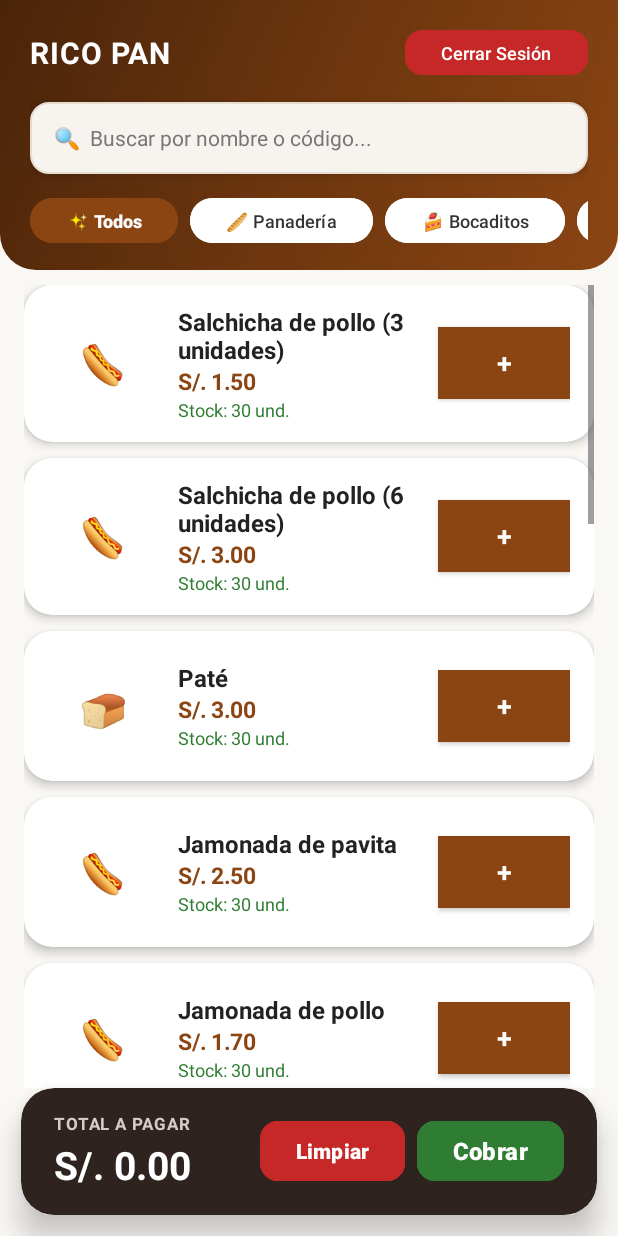
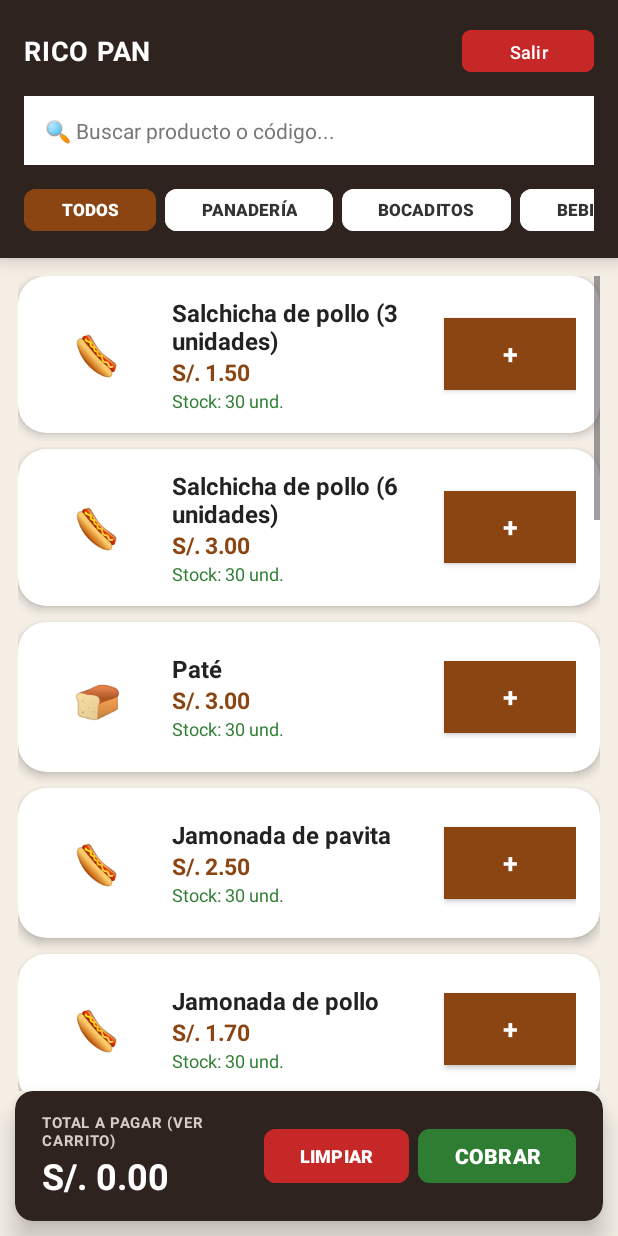
Before and after one commit to biacm00/Ricopanventas, an Android app: the VentasActivity screen opened directly, with no data from a screen before it, on a phone screen of 412 x 824 dp. Run offline under Robolectric (Android 15) with nearby library versions, the phone set to English and light mode, and no system bars.

Commit message:
Aplicar diseño BlockStar con bloques solidos geometricos y alta definicion en la pantalla de ventas

```diff
--- a/Ricopan_ventas/app/src/main/res/layout/activity_ventas.xml
+++ b/Ricopan_ventas/app/src/main/res/layout/activity_ventas.xml
@@ -3,71 +3,64 @@
     xmlns:app="http://schemas.android.com/apk/res-auto"
     android:layout_width="match_parent"
     android:layout_height="match_parent"
-    android:background="#FAF8F5">
+    android:background="#F5EFE6">
 
-    <!-- CABECERA CON GRADIENTE PREMIUM (Igual al Login) -->
-    <View
-        android:id="@+id/viewHeaderBg"
-        android:layout_width="match_parent"
-        android:layout_height="180dp"
-        android:background="@drawable/bg_header_gradient" />
-
+    <!-- BLOQUE DE CABECERA GEOMÉTRICO (Estilo BlockStar) -->
     <LinearLayout
-        android:id="@+id/llHeaderContainer"
+        android:id="@+id/llHeaderBlock"
         android:layout_width="match_parent"
         android:layout_height="wrap_content"
         android:orientation="vertical"
-        android:paddingHorizontal="20dp"
+        android:background="#2E231F"
+        android:paddingHorizontal="16dp"
         android:paddingTop="16dp"
-        android:paddingBottom="12dp">
+        android:paddingBottom="14dp"
+        android:elevation="8dp">
 
-        <!-- TÍTULO Y BOTÓN CERRAR SESIÓN -->
         <LinearLayout
             android:layout_width="match_parent"
             android:layout_height="wrap_content"
             android:orientation="horizontal"
             android:gravity="center_vertical"
-            android:layout_marginBottom="14dp">
+            android:layout_marginBottom="12dp">
 
             <TextView
                 android:id="@+id/tvTituloRol"
                 android:layout_width="0dp"
                 android:layout_height="wrap_content"
                 android:layout_weight="1"
-                android:text="RICO PAN - Vendedor"
-                android:textSize="20sp"
+                android:text="RICO PAN • Vendedor"
+                android:textSize="18sp"
                 android:textStyle="bold"
-                android:textColor="@android:color/white"
+                android:textColor="#FFFFFF"
                 android:letterSpacing="0.03"/>
 
             <Button
                 android:id="@+id/btnCerrarSesion"
                 android:layout_width="wrap_content"
-                android:layout_height="38dp"
-                android:text="Cerrar Sesión"
+                android:layout_height="36dp"
+                android:text="Salir"
                 android:textSize="12sp"
                 android:backgroundTint="#C62828"
                 android:textColor="@android:color/white"
-                app:cornerRadius="12dp"
-                android:elevation="4dp"/>
+                app:cornerRadius="6dp"/>
         </LinearLayout>
 
-        <!-- BUSCADOR ESTILIZADO -->
+        <!-- BUSCADOR BLOQUE -->
         <EditText
             android:id="@+id/etBuscar"
             android:layout_width="match_parent"
-            android:layout_height="48dp"
-            android:background="@drawable/bg_input_field"
-            android:hint="🔍  Buscar por nombre o código..."
+            android:layout_height="46dp"
+            android:background="#FFFFFF"
+            android:hint="🔍 Buscar producto o código..."
             android:textColor="#222222"
             android:textColorHint="#777777"
-            android:paddingHorizontal="16dp"
+            android:paddingHorizontal="14dp"
             android:inputType="text"
             android:textSize="14sp"
-            android:layout_marginBottom="12dp"
-            android:elevation="4dp"/>
+            android:layout_marginBottom="12dp"/>
 
-        <!-- FILTROS POR CATEGORÍA (Pills) -->
+        <!-- FILTROS POR CATEGORÍA BLOCKSTAR -->
         <HorizontalScrollView
             android:layout_width="match_parent"
             android:layout_height="wrap_content"
@@ -81,141 +74,144 @@
                 <Button
                     android:id="@+id/btnFiltroTodos"
                     android:layout_width="wrap_content"
-                    android:layout_height="38dp"
-                    android:text="✨ Todos"
-                    android:textSize="12sp"
+                    android:layout_height="36dp"
+                    android:text="TODOS"
+                    android:textSize="11sp"
                     android:textStyle="bold"
                     android:backgroundTint="#8B4513"
                     android:textColor="@android:color/white"
-                    android:layout_marginEnd="8dp"
-                    app:cornerRadius="18dp"/>
+                    android:layout_marginEnd="6dp"
+                    app:cornerRadius="8dp"/>
 
                 <Button
                     android:id="@+id/btnFiltroPanaderia"
                     android:layout_width="wrap_content"
-                    android:layout_height="38dp"
-                    android:text="🥖 Panadería"
-                    android:textSize="12sp"
+                    android:layout_height="36dp"
+                    android:text="PANADERÍA"
+                    android:textSize="11sp"
+                    android:textStyle="bold"
                     android:backgroundTint="#FFFFFF"
                     android:textColor="#333333"
-                    android:layout_marginEnd="8dp"
-                    app:cornerRadius="18dp"/>
+                    android:layout_marginEnd="6dp"
+                    app:cornerRadius="8dp"/>
 
                 <Button
                     android:id="@+id/btnFiltroPasteleria"
                     android:layout_width="wrap_content"
-                    android:layout_height="38dp"
-                    android:text="🍰 Bocaditos"
-                    android:textSize="12sp"
+                    android:layout_height="36dp"
+                    android:text="BOCADITOS"
+                    android:textSize="11sp"
+                    android:textStyle="bold"
                     android:backgroundTint="#FFFFFF"
                     android:textColor="#333333"
-                    android:layout_marginEnd="8dp"
-                    app:cornerRadius="18dp"/>
+                    android:layout_marginEnd="6dp"
+                    app:cornerRadius="8dp"/>
 
                 <Button
                     android:id="@+id/btnFiltroAbarrotes"
                     android:layout_width="wrap_content"
-                    android:layout_height="38dp"
-                    android:text="🥤 Bebidas"
-                    android:textSize="12sp"
+                    android:layout_height="36dp"
+                    android:text="BEBIDAS"
+                    android:textSize="11sp"
+                    android:textStyle="bold"
                     android:backgroundTint="#FFFFFF"
                     android:textColor="#333333"
-                    android:layout_marginEnd="8dp"
-                    app:cornerRadius="18dp"/>
+                    android:layout_marginEnd="6dp"
+                    app:cornerRadius="8dp"/>
 
                 <Button
                     android:id="@+id/btnFiltroCafes"
                     android:layout_width="wrap_content"
-                    android:layout_height="38dp"
-                    android:text="☕ Cafés"
-                    android:textSize="12sp"
+                    android:layout_height="36dp"
+                    android:text="CAFÉS"
+                    android:textSize="11sp"
+                    android:textStyle="bold"
                     android:backgroundTint="#FFFFFF"
                     android:textColor="#333333"
-                    android:layout_marginEnd="8dp"
-                    app:cornerRadius="18dp"/>
+                    android:layout_marginEnd="6dp"
+                    app:cornerRadius="8dp"/>
 
                 <Button
                     android:id="@+id/btnFiltroEmbutidos"
                     android:layout_width="wrap_content"
-                    android:layout_height="38dp"
-                    android:text="🌭 Embutidos"
-                    android:textSize="12sp"
+                    android:layout_height="36dp"
+                    android:text="EMBUTIDOS"
+                    android:textSize="11sp"
+                    android:textStyle="bold"
                     android:backgroundTint="#FFFFFF"
                     android:textColor="#333333"
-                    android:layout_marginEnd="8dp"
-                    app:cornerRadius="18dp"/>
+                    android:layout_marginEnd="6dp"
+                    app:cornerRadius="8dp"/>
 
                 <Button
                     android:id="@+id/btnFiltroLacteos"
                     android:layout_width="wrap_content"
-                    android:layout_height="38dp"
-                    android:text="🧀 Lácteos"
-                    android:textSize="12sp"
+                    android:layout_height="36dp"
+                    android:text="LÁCTEOS"
+                    android:textSize="11sp"
+                    android:textStyle="bold"
                     android:backgroundTint="#FFFFFF"
                     android:textColor="#333333"
-                    app:cornerRadius="18dp"/>
+                    app:cornerRadius="8dp"/>
             </LinearLayout>
         </HorizontalScrollView>
 
-        <!-- PANEL EXCLUSIVO PARA ADMINISTRADOR -->
+        <!-- PANEL ADMIN BLOCK -->
         <LinearLayout
             android:id="@+id/llAdminPanel"
             android:layout_width="match_parent"
             android:layout_height="wrap_content"
             android:orientation="horizontal"
-            android:layout_marginTop="12dp"
+            android:layout_marginTop="10dp"
             android:visibility="gone">
 
             <Button
                 android:id="@+id/btnAgregarProducto"
                 android:layout_width="0dp"
-                android:layout_height="wrap_content"
+                android:layout_height="38dp"
                 android:layout_weight="1"
-                android:textSize="12sp"
+                android:textSize="11sp"
                 android:textStyle="bold"
-                android:text="+ Producto"
+                android:text="+ PRODUCTO"
                 android:backgroundTint="#FF9800"
                 android:textColor="@android:color/white"
-                android:layout_marginEnd="6dp"
-                app:cornerRadius="12dp"/>
+                android:layout_marginEnd="4dp"
+                app:cornerRadius="8dp"/>
 
             <Button
                 android:id="@+id/btnImportarExcel"
                 android:layout_width="0dp"
-                android:layout_height="wrap_content"
+                android:layout_height="38dp"
                 android:layout_weight="1.2"
-                android:textSize="12sp"
+                android:textSize="11sp"
                 android:textStyle="bold"
-                android:text="Cargar Excel"
+                android:text="CARGAR EXCEL"
                 android:backgroundTint="#2E7D32"
                 android:textColor="@android:color/white"
-                android:layout_marginEnd="6dp"
-                app:cornerRadius="12dp"/>
+                android:layout_marginEnd="4dp"
+                app:cornerRadius="8dp"/>
 
             <Button
                 android:id="@+id/btnCierreCaja"
                 android:layout_width="0dp"
-                android:layout_height="wrap_content"
+                android:layout_height="38dp"
                 android:layout_weight="1"
-                android:textSize="12sp"
+                android:textSize="11sp"
                 android:textStyle="bold"
-                android:text="Cierre Final"
+                android:text="CIERRE"
                 android:backgroundTint="#C62828"
                 android:textColor="@android:color/white"
-                app:cornerRadius="12dp"/>
+                app:cornerRadius="8dp"/>
         </LinearLayout>
-
     </LinearLayout>
 
     <!-- LISTA DE PRODUCTOS -->
     <ScrollView
         android:layout_width="match_parent"
         android:layout_height="match_parent"
-        android:layout_below="@id/llHeaderContainer"
+        android:layout_below="@id/llHeaderBlock"
         android:layout_above="@id/llBottomCart"
-        android:paddingHorizontal="16dp"
-        android:paddingTop="12dp"
-        android:paddingBottom="8dp"
+        android:padding="12dp"
         android:clipToPadding="false">
 
         <LinearLayout
@@ -227,23 +223,23 @@
         </LinearLayout>
     </ScrollView>
 
-    <!-- BARRA INFERIOR DEL CARRITO FLOTANTE -->
+    <!-- BARRA INFERIOR DEL CARRITO BLOCKSTAR -->
     <androidx.cardview.widget.CardView
         android:id="@+id/llBottomCart"
         android:layout_width="match_parent"
         android:layout_height="wrap_content"
         android:layout_alignParentBottom="true"
         app:cardBackgroundColor="#2E231F"
-        app:cardCornerRadius="22dp"
-        app:cardElevation="12dp"
-        android:layout_marginHorizontal="14dp"
-        android:layout_marginBottom="14dp">
+        app:cardCornerRadius="12dp"
+        app:cardElevation="10dp"
+        android:layout_marginHorizontal="10dp"
+        android:layout_marginBottom="10dp">
 
         <LinearLayout
             android:layout_width="match_parent"
             android:layout_height="wrap_content"
-            android:paddingHorizontal="22dp"
-            android:paddingVertical="16dp"
+            android:paddingHorizontal="18dp"
+            android:paddingVertical="14dp"
             android:orientation="horizontal"
             android:gravity="center_vertical">
 
@@ -259,9 +255,9 @@
                 <TextView
                     android:layout_width="wrap_content"
                     android:layout_height="wrap_content"
-                    android:text="TOTAL A PAGAR"
+                    android:text="TOTAL A PAGAR (VER CARRITO)"
                     android:textColor="#D7CCC8"
-                    android:textSize="11sp"
+                    android:textSize="10sp"
                     android:textStyle="bold"
                     android:letterSpacing="0.05"/>
 
@@ -272,30 +268,29 @@
                     android:text="S/. 0.00"
                     android:textColor="@android:color/white"
                     android:textStyle="bold"
-                    android:textSize="26sp"
-                    android:layout_marginTop="2dp"/>
+                    android:textSize="24sp"/>
             </LinearLayout>
 
             <Button
                 android:id="@+id/btnLimpiarCarrito"
                 android:layout_width="wrap_content"
-                android:layout_height="48dp"
+                android:layout_height="44dp"
                 android:backgroundTint="#C62828"
-                android:text="Limpiar"
+                android:text="LIMPIAR"
                 android:textStyle="bold"
-                android:textSize="14sp"
-                android:layout_marginEnd="8dp"
-                app:cornerRadius="12dp"/>
+                android:textSize="12sp"
+                android:layout_marginEnd="6dp"
+                app:cornerRadius="8dp"/>
 
             <Button
                 android:id="@+id/btnCobrar"
                 android:layout_width="wrap_content"
-                android:layout_height="48dp"
+                android:layout_height="44dp"
                 android:backgroundTint="#2E7D32"
-                android:text="Cobrar"
+                android:text="COBRAR"
                 android:textStyle="bold"
-                android:textSize="16sp"
-                app:cornerRadius="12dp"/>
+                android:textSize="14sp"
+                app:cornerRadius="8dp"/>
         </LinearLayout>
     </androidx.cardview.widget.CardView>
 </RelativeLayout>
```
